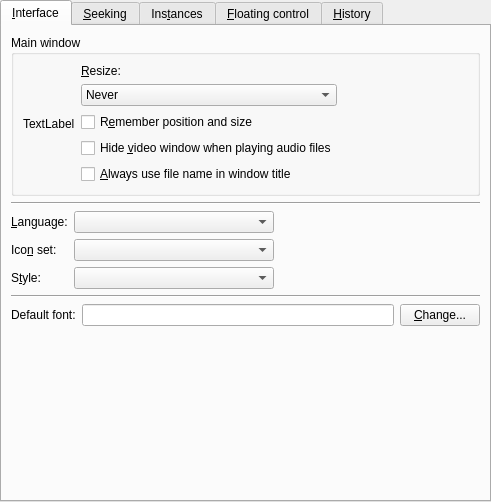
The window that src/gui/pref/interface.ui (wilbert2000/wzplayer) describes before a commit, drawn with Qt 5.
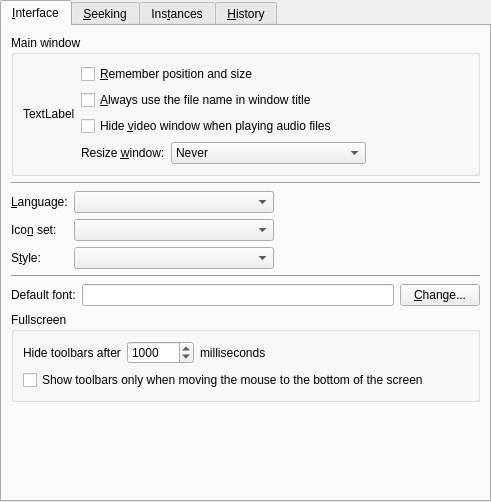
The same window after the commit. Custom widgets are drawn as their Qt base class.

Commit message: Merged floating control tab into interface tab

Diff of the .ui file:
```diff
--- a/src/gui/pref/interface.ui
+++ b/src/gui/pref/interface.ui
@@ -54,45 +54,17 @@
             <property name="margin">
              <number>0</number>
             </property>
-            <item>
-             <widget class="QLabel" name="label">
-              <property name="text">
-               <string>&amp;Resize:</string>
-              </property>
-              <property name="buddy">
-               <cstring>mainwindow_resize_combo</cstring>
-              </property>
-             </widget>
-            </item>
-            <item>
-             <widget class="QComboBox" name="mainwindow_resize_combo">
-              <property name="sizePolicy">
-               <sizepolicy hsizetype="Preferred" vsizetype="Fixed">
-                <horstretch>0</horstretch>
-                <verstretch>0</verstretch>
-               </sizepolicy>
-              </property>
-              <item>
-               <property name="text">
-                <string>Never</string>
-               </property>
-              </item>
-              <item>
-               <property name="text">
-                <string>Whenever it's needed</string>
-               </property>
-              </item>
-              <item>
-               <property name="text">
-                <string>Only after loading a new video</string>
-               </property>
-              </item>
-             </widget>
-            </item>
             <item>
              <widget class="QCheckBox" name="save_size_check">
               <property name="text">
-               <string>R&amp;emember position and size</string>
+               <string>&amp;Remember position and size</string>
+              </property>
+             </widget>
+            </item>
+            <item>
+             <widget class="QCheckBox" name="use_filename_in_title_check">
+              <property name="text">
+               <string>&amp;Always use the file name in window title</string>
               </property>
              </widget>
             </item>
@@ -104,11 +76,46 @@
              </widget>
             </item>
             <item>
-             <widget class="QCheckBox" name="use_filename_in_title_check">
-              <property name="text">
-               <string>&amp;Always use file name in window title</string>
+             <layout class="QHBoxLayout" name="horizontalLayout_3">
+              <property name="bottomMargin">
+               <number>0</number>
               </property>
-             </widget>
+              <item>
+               <widget class="QLabel" name="label">
+                <property name="text">
+                 <string>Resize &amp;window:</string>
+                </property>
+                <property name="buddy">
+                 <cstring>mainwindow_resize_combo</cstring>
+                </property>
+               </widget>
+              </item>
+              <item>
+               <widget class="QComboBox" name="mainwindow_resize_combo">
+                <property name="sizePolicy">
+                 <sizepolicy hsizetype="Preferred" vsizetype="Fixed">
+                  <horstretch>0</horstretch>
+                  <verstretch>0</verstretch>
+                 </sizepolicy>
+                </property>
+                <item>
+                 <property name="text">
+                  <string>Never</string>
+                 </property>
+                </item>
+                <item>
+                 <property name="text">
+                  <string>Whenever it's needed</string>
+                 </property>
+                </item>
+                <item>
+                 <property name="text">
+                  <string>Only after loading a new video</string>
+                 </property>
+                </item>
+               </widget>
+              </item>
+             </layout>
             </item>
            </layout>
           </item>
@@ -309,6 +316,72 @@
          </item>
         </layout>
        </item>
+       <item>
+        <widget class="QGroupBox" name="fullscreen_toolbars_group">
+         <property name="title">
+          <string>Fullscreen</string>
+         </property>
+         <layout class="QVBoxLayout" name="verticalLayout_4">
+          <item>
+           <layout class="QHBoxLayout" name="horizontalLayout_4">
+            <property name="bottomMargin">
+             <number>0</number>
+            </property>
+            <item>
+             <widget class="QLabel" name="hide_toolbars_label">
+              <property name="text">
+               <string>Hide toolbars after</string>
+              </property>
+             </widget>
+            </item>
+            <item>
+             <widget class="QSpinBox" name="hide_toolbars_spin">
+              <property name="minimum">
+               <number>500</number>
+              </property>
+              <property name="maximum">
+               <number>36000000</number>
+              </property>
+              <property name="singleStep">
+               <number>100</number>
+              </property>
+              <property name="value">
+               <number>1000</number>
+              </property>
+             </widget>
+            </item>
+            <item>
+             <widget class="QLabel" name="ms_label">
+              <property name="text">
+               <string>milliseconds</string>
+              </property>
+             </widget>
+            </item>
+            <item>
+             <spacer name="horizontalSpacer_3">
+              <property name="orientation">
+               <enum>Qt::Horizontal</enum>
+              </property>
+              <property name="sizeHint" stdset="0">
+               <size>
+                <width>40</width>
+                <height>20</height>
+               </size>
+              </property>
+             </spacer>
+            </item>
+           </layout>
+          </item>
+          <item>
+           <widget class="QCheckBox" name="show_toolbars_bottom_only_check">
+            <property name="text">
+             <string>Show toolbars only when moving the mouse to the bottom of the screen</string>
+            </property>
+           </widget>
+          </item>
+         </layout>
+        </widget>
+       </item>
        <item>
         <spacer>
          <property name="orientation">
@@ -548,80 +621,6 @@
        </item>
       </layout>
      </widget>
-     <widget class="QWidget" name="tab_4">
-      <attribute name="title">
-       <string>&amp;Floating control</string>
-      </attribute>
-      <layout class="QVBoxLayout" name="verticalLayout_6">
-       <item>
-        <widget class="QLabel" name="label_6">
-         <property name="text">
-          <string>The floating control appears in fullscreen mode when the mouse is moved.</string>
-         </property>
-         <property name="wordWrap">
-          <bool>true</bool>
-         </property>
-        </widget>
-       </item>
-       <item>
-        <widget class="QCheckBox" name="floating_activation_area_check">
-         <property name="text">
-          <string>Show only when moving the mouse to the &amp;bottom of the screen</string>
-         </property>
-        </widget>
-       </item>
-       <item>
-        <layout class="QHBoxLayout" name="horizontalLayout_2">
-         <item>
-          <widget class="QLabel" name="label_5">
-           <property name="text">
-            <string>Tim&amp;e (in milliseconds) to hide the control:</string>
-           </property>
-           <property name="buddy">
-            <cstring>floating_hide_delay_spin</cstring>
-           </property>
-          </widget>
-         </item>
-         <item>
-          <widget class="QSpinBox" name="floating_hide_delay_spin">
-           <property name="minimum">
-            <number>100</number>
-           </property>
-           <property name="maximum">
-            <number>10000</number>
-           </property>
-          </widget>
-         </item>
-         <item>
-          <spacer name="horizontalSpacer_2">
-           <property name="orientation">
-            <enum>Qt::Horizontal</enum>
-           </property>
-           <property name="sizeHint" stdset="0">
-            <size>
-             <width>40</width>
-             <height>20</height>
-            </size>
-           </property>
-          </spacer>
-         </item>
-        </layout>
-       </item>
-       <item>
-        <spacer>
-         <property name="orientation">
-          <enum>Qt::Vertical</enum>
-         </property>
-         <property name="sizeHint" stdset="0">
-          <size>
-           <width>20</width>
-           <height>40</height>
-          </size>
-         </property>
-        </spacer>
-       </item>
-      </layout>
-     </widget>
      <widget class="QWidget" name="tab_5">
       <attribute name="title">
        <string>&amp;History</string>
```
Left out of the diff: 12 changed lines with no effect on the pictures. The commit also changes 1 other file.
